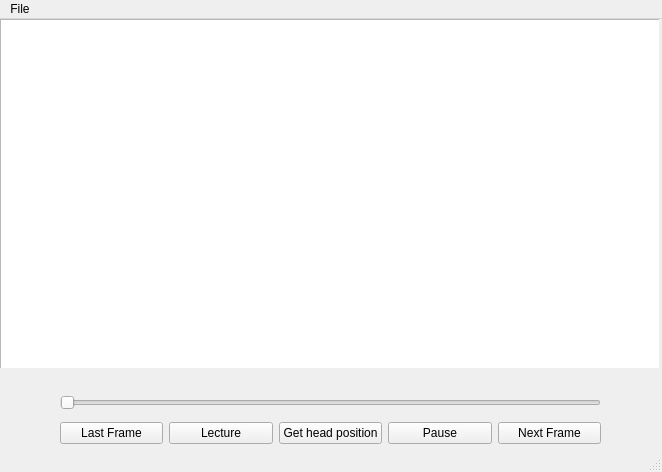
Above: code/ui/main.ui from senecolas/IRC3D-head-compare before the change. Below: the same form after it.
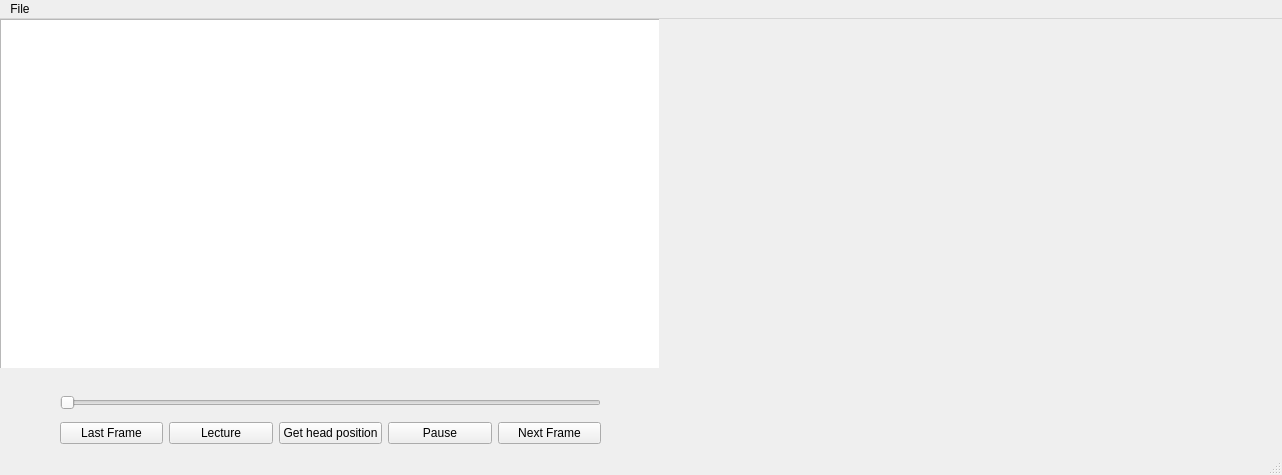
That is the form after the change.

Commit message: Force GPU use for dlib (perf gain * 4)

```diff
--- a/code/ui/main.ui
+++ b/code/ui/main.ui
@@ -6,8 +6,8 @@
    <rect>
     <x>0</x>
     <y>0</y>
-    <width>662</width>
-    <height>472</height>
+    <width>1282</width>
+    <height>475</height>
    </rect>
   </property>
   <property name="windowTitle">
@@ -156,8 +156,8 @@
     <rect>
      <x>0</x>
      <y>0</y>
-     <width>662</width>
-     <height>21</height>
+     <width>1282</width>
+     <height>22</height>
     </rect>
    </property>
    <widget class="QMenu" name="menuFile">
```
The commit also changes 2 other files.
